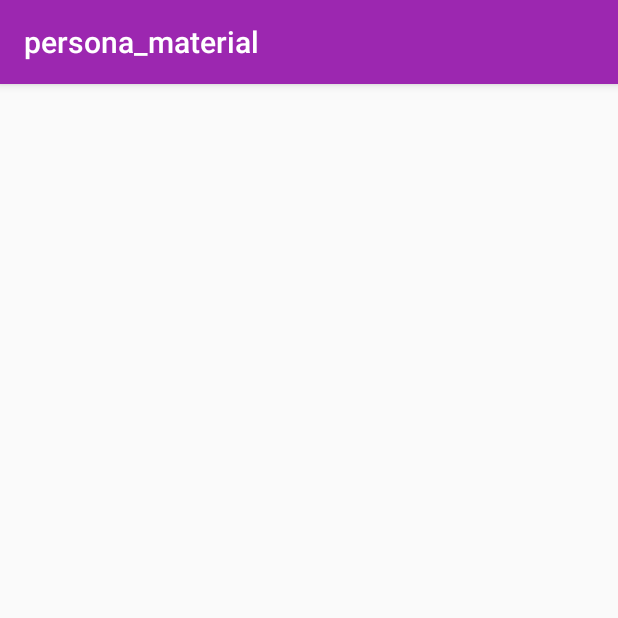
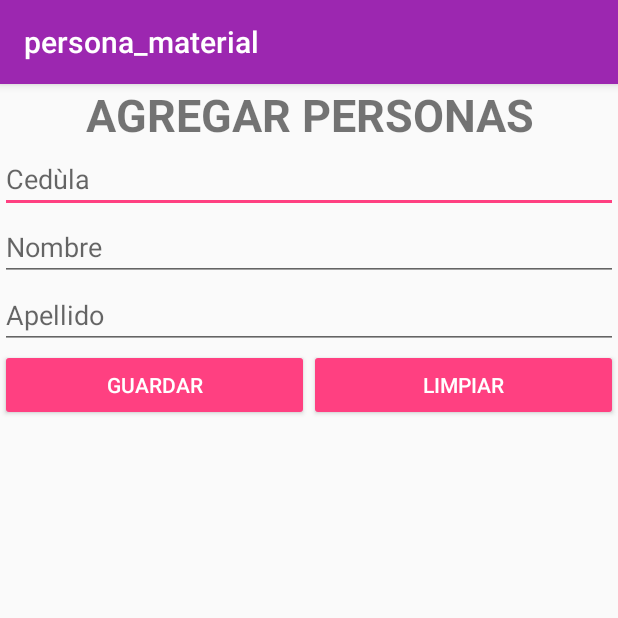
Before and after one commit to YuriQuintero5/Personal_Material, an Android app: the AgregarPersonas screen opened directly, with no data from a screen before it, on a phone screen of 412 x 824 dp, the top half of it. Run offline under Robolectric (Android 15) with nearby library versions, the phone set to English and light mode, and no system bars.

Commit message:
Interfa AgrgarPersona terminada, clase persona y datos terminada

```diff
--- a/app/src/main/res/layout/activity_agregar_personas.xml
+++ b/app/src/main/res/layout/activity_agregar_personas.xml
@@ -1,9 +1,64 @@
 <?xml version="1.0" encoding="utf-8"?>
-<androidx.constraintlayout.widget.ConstraintLayout xmlns:android="http://schemas.android.com/apk/res/android"
+<LinearLayout xmlns:android="http://schemas.android.com/apk/res/android"
     xmlns:app="http://schemas.android.com/apk/res-auto"
     xmlns:tools="http://schemas.android.com/tools"
     android:layout_width="match_parent"
     android:layout_height="match_parent"
+    android:orientation="vertical"
     tools:context=".AgregarPersonas">
 
-</androidx.constraintlayout.widget.ConstraintLayout>
+    <TextView
+        android:id="@+id/lblTituloAgregar"
+        android:layout_width="match_parent"
+        android:layout_height="wrap_content"
+        android:gravity="center"
+        android:text="@string/tituloagregar"
+        android:textSize="30sp"
+        android:textStyle="bold" />
+
+    <EditText
+        android:id="@+id/txtCedula"
+        android:layout_width="match_parent"
+        android:layout_height="wrap_content"
+        android:ems="10"
+        android:hint="@string/cedula"
+        android:inputType="numberSigned" />
+
+    <EditText
+        android:id="@+id/txtNombre"
+        android:layout_width="match_parent"
+        android:layout_height="wrap_content"
+        android:ems="10"
+        android:hint="@string/nombre"
+        android:inputType="textPersonName" />
+
+    <EditText
+        android:id="@+id/editText3"
+        android:layout_width="match_parent"
+        android:layout_height="wrap_content"
+        android:ems="10"
+        android:hint="@string/apellido"
+        android:inputType="textPersonName" />
+
+    <LinearLayout
+        android:layout_width="match_parent"
+        android:layout_height="match_parent"
+        android:orientation="horizontal">
+
+        <Button
+            android:id="@+id/btnGuardar"
+            style="@style/Widget.AppCompat.Button.Colored"
+            android:layout_width="wrap_content"
+            android:layout_height="wrap_content"
+            android:layout_weight="1"
+            android:text="@string/guardar" />
+
+        <Button
+            android:id="@+id/btnLimpiar"
+            style="@style/Widget.AppCompat.Button.Colored"
+            android:layout_width="wrap_content"
+            android:layout_height="wrap_content"
+            android:layout_weight="1"
+            android:text="@string/limpiar" />
+    </LinearLayout>
+</LinearLayout>
--- a/app/src/main/res/values/strings.xml
+++ b/app/src/main/res/values/strings.xml
@@ -9,4 +9,10 @@
 
     <string name="hello_first_fragment">Hello first fragment</string>
     <string name="hello_second_fragment">Hello second fragment. Arg: %1$s</string>
+    <string name="cedula">Cedùla</string>
+    <string name="tituloagregar">AGREGAR PERSONAS</string>
+    <string name="nombre">Nombre</string>
+    <string name="apellido">Apellido</string>
+    <string name="guardar">Guardar</string>
+    <string name="limpiar">Limpiar</string>
 </resources>
```
Also changed, not shown: app/src/main/java/com/example/persona_material/Datos.java (+9 -0 lines), app/src/main/java/com/example/persona_material/Persona.java (+48 -0 lines).
